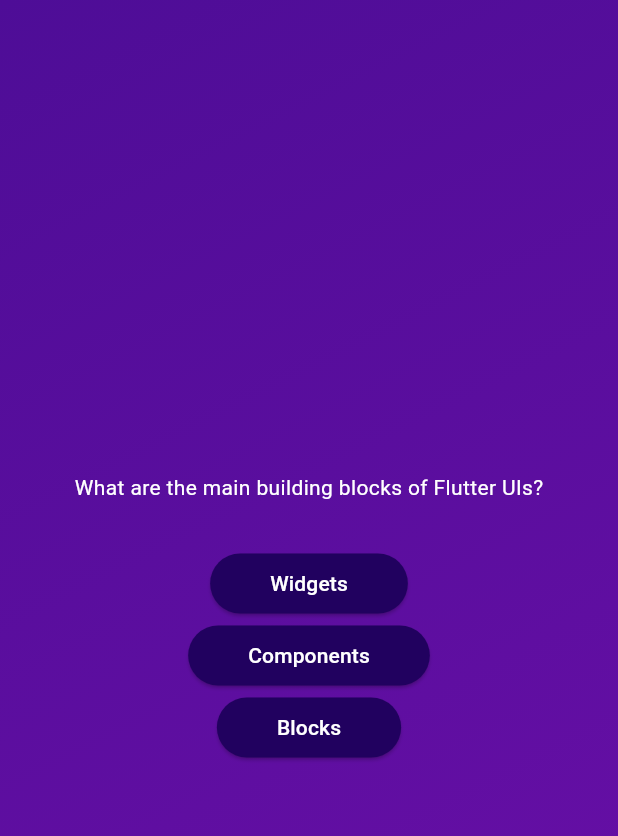
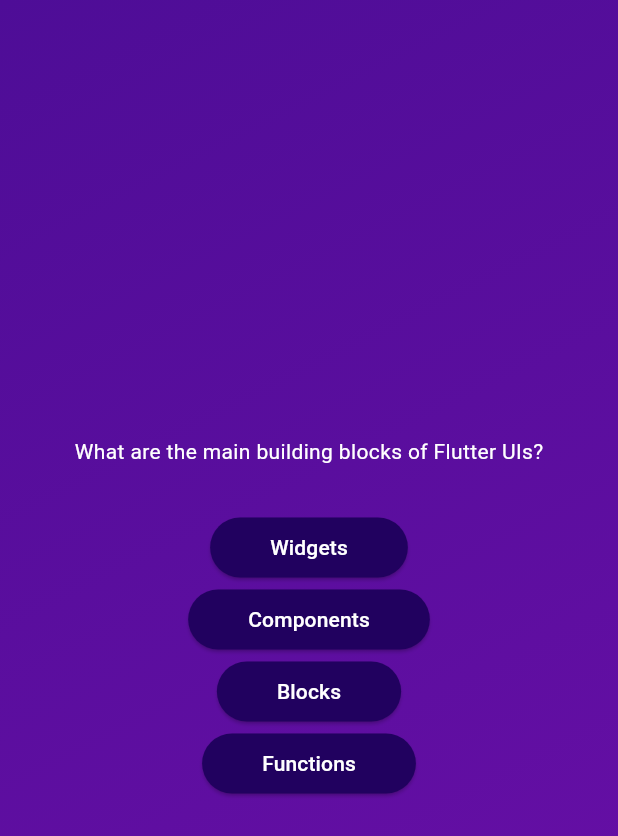
Before and after one commit to KotenkoNata/flutter_dart_course, a Flutter app: the screen it shows after launch, after a tap on "Start quiz", on a phone screen of 412 x 824 dp. Shown: the top 836 px of the screen. Run offline on Flutter 3.47's test engine with Material 3 defaults, Android fonts, the phone set to English and light mode, and no system bars.

Commit message:
feat: Mapping Lists & Using the Spread Operator

```diff
--- a/lib/questions_screen.dart
+++ b/lib/questions_screen.dart
@@ -26,15 +26,9 @@ class _QuestionsScreenState extends State<QuestionsScreen> {
             style: const TextStyle(color: Colors.white),
           ),
           const SizedBox(height: 30),
-          AnswerButton(
-              answerText: currentQuestion.answers[0],
-              onTap: () {}),
-          AnswerButton(
-              answerText: currentQuestion.answers[1],
-              onTap: () {}),
-          AnswerButton(
-              answerText: currentQuestion.answers[2],
-              onTap: () {}),
+          ...currentQuestion.answers.map((item){
+            return AnswerButton(answerText: item, onTap: (){});
+          }),
         ],
       ),
     );
```
